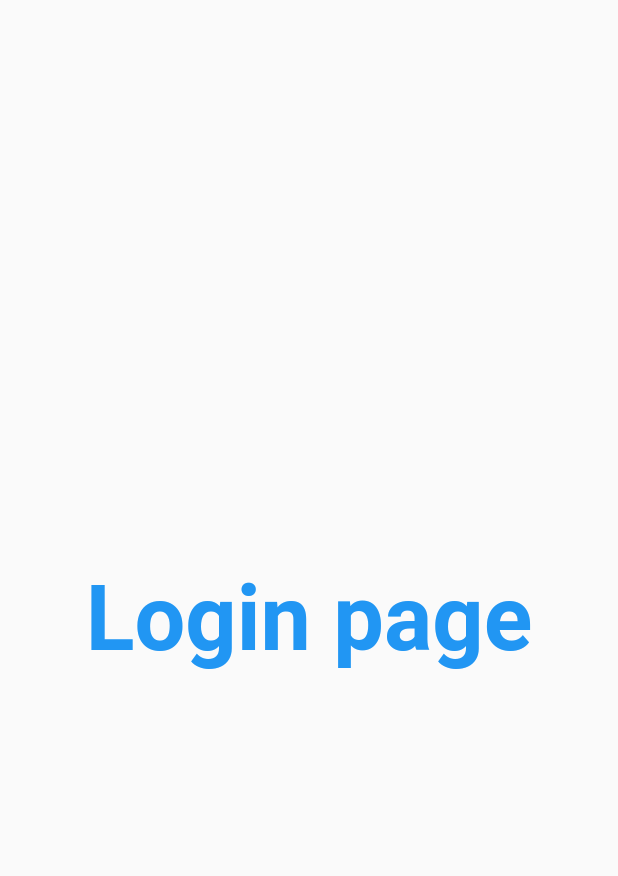
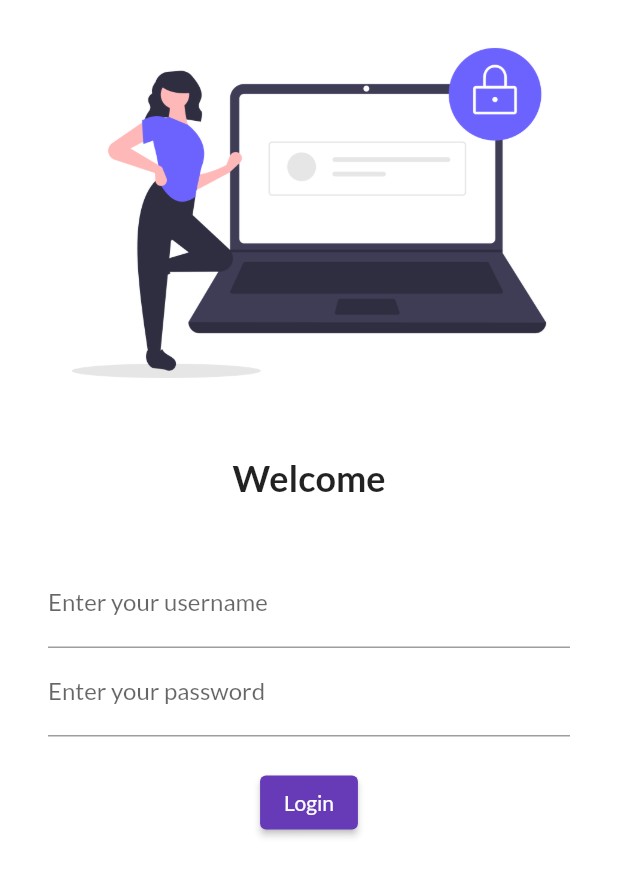
Before and after one commit to Ali-Hasan-Kazmi-2000/flutter-basics, a Flutter app: the screen it shows after launch, on a phone screen of 412 x 824 dp. Shown: the top 876 px of the screen. Run offline on Flutter 3.47's test engine with Material 2 defaults, Android fonts, the phone set to English and light mode, and no system bars; our stand-ins replace google_fonts.

Commit message:
day 4 completed

```diff
--- a/lib/main.dart
+++ b/lib/main.dart
@@ -1,6 +1,7 @@
 import 'package:e_commerce_app/pages/home_page.dart';
 import 'package:e_commerce_app/pages/login_page.dart';
 import 'package:flutter/material.dart';
+import 'package:google_fonts/google_fonts.dart';
 
 void main() {
   runApp(const MyApp());
@@ -14,9 +15,13 @@ class MyApp extends StatelessWidget {
   Widget build(BuildContext context) {
     return MaterialApp(
       themeMode: ThemeMode.light,
-      theme: ThemeData(primarySwatch: Colors.deepPurple),
+      theme: ThemeData(
+        primarySwatch: Colors.deepPurple,
+        fontFamily: GoogleFonts.lato().fontFamily,
+      ),
       darkTheme: ThemeData(brightness: Brightness.light),
 
+      initialRoute: "/login",
       routes: {
         "/": (context)=> const LoginPage(),
         "/home": (context) => const HomePage(),
--- a/lib/pages/login_page.dart
+++ b/lib/pages/login_page.dart
@@ -6,14 +6,43 @@ class LoginPage extends StatelessWidget {
   @override
   Widget build(BuildContext context) {
     return Scaffold(
-      body: Center(
-        child: const Text('Login page',
-        style: TextStyle(
-          color: Colors.blue,
-          fontSize: 20,
-          fontWeight: FontWeight.bold,
-        ),
-          textScaleFactor: 3,
+      backgroundColor: Colors.white,
+      body: SingleChildScrollView(
+        child: Column(
+          children: <Widget>[
+            Image(
+              image: AssetImage("assets/images/login.png",),
+              fit: BoxFit.cover,
+            ),
+            SizedBox(height: 20,),
+            Text("Welcome", style: TextStyle(
+              fontSize: 24,
+              fontWeight: FontWeight.bold,
+            ),),
+            SizedBox(height: 20,),
+            Padding(
+              padding: const EdgeInsets.symmetric(vertical: 20, horizontal: 32),
+              child: Column(
+                children: [
+                  TextFormField(
+                    decoration: InputDecoration(
+                      hintText: "Username",
+                      labelText: "Enter your username",
+                    ),
+                  ),
+                  TextFormField(
+                    obscureText: true,
+                    decoration: InputDecoration(
+                      hintText: "Password",
+                      labelText: "Enter your password",
+                    ),
+                  ),
+                  SizedBox(height: 20,),
+                  ElevatedButton(style: TextButton.styleFrom(), onPressed: (){}, child: Text('Login'))
+                ],
+              ),
+            ),
+          ],
         ),
       )
     );
--- a/pubspec.yaml
+++ b/pubspec.yaml
@@ -34,6 +34,7 @@ dependencies:
   # The following adds the Cupertino Icons font to your application.
   # Use with the CupertinoIcons class for iOS style icons.
   cupertino_icons: ^1.0.2
+  google_fonts: ^2.3.3
 
 dev_dependencies:
   flutter_test:
@@ -58,9 +59,8 @@ flutter:
   uses-material-design: true
 
   # To add assets to your application, add an assets section, like this:
-  # assets:
-  #   - images/a_dot_burr.jpeg
-  #   - images/a_dot_ham.jpeg
+  assets:
+    - assets/images/
 
   # An image asset can refer to one or more resolution-specific "variants", see
   # https://flutter.dev/assets-and-images/#resolution-aware.
```
Also changed, not shown: assets/images/login.png (added), pubspec.lock.
